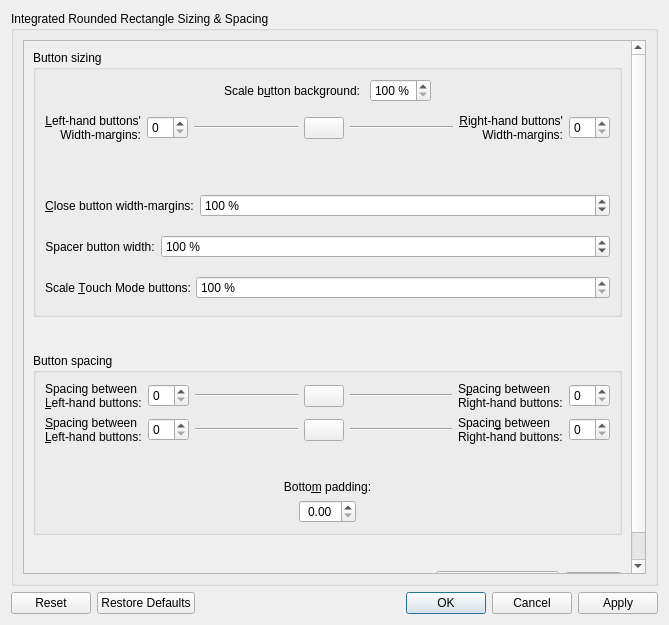
Qt form kdecoration/config/ui/buttonsizing.ui (paulmcauley/klassy) before a commit.
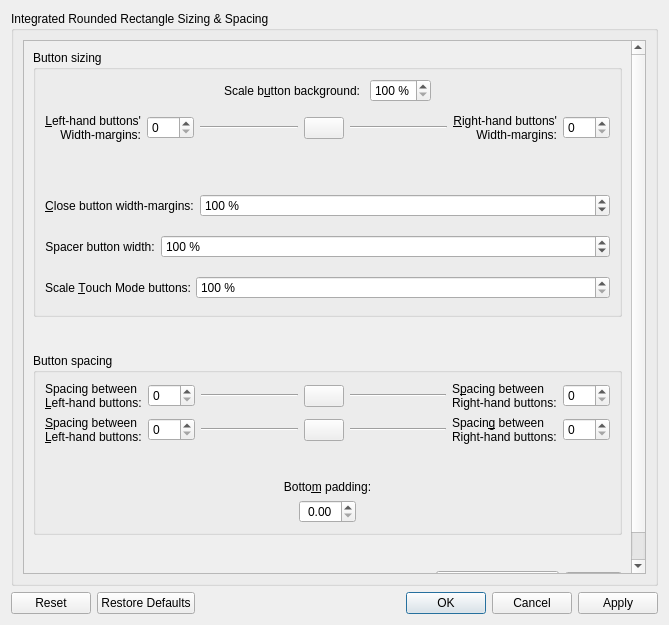
The same form after that commit.

Diff of the .ui file:
```diff
--- a/kdecoration/config/ui/buttonsizing.ui
+++ b/kdecoration/config/ui/buttonsizing.ui
@@ -177,7 +177,7 @@
                <item row="1" column="1">
                 <widget class="QSpinBox" name="fullHeightButtonWidthMarginLeft">
                  <property name="maximum">
-                  <number>50</number>
+                  <number>100</number>
                  </property>
                 </widget>
                </item>
@@ -227,7 +227,7 @@
                <item row="1" column="8">
                 <widget class="QSpinBox" name="fullHeightButtonWidthMarginRight">
                  <property name="maximum">
-                  <number>50</number>
+                  <number>100</number>
                  </property>
                 </widget>
                </item>
@@ -593,14 +593,14 @@
                <item row="3" column="8">
                 <widget class="QSpinBox" name="fullHeightButtonSpacingRight">
                  <property name="maximum">
-                  <number>50</number>
+                  <number>100</number>
                  </property>
                 </widget>
                </item>
                <item row="3" column="1">
                 <widget class="QSpinBox" name="fullHeightButtonSpacingLeft">
                  <property name="maximum">
-                  <number>50</number>
+                  <number>100</number>
                  </property>
                 </widget>
                </item>
@@ -653,7 +653,7 @@
                   <string/>
                  </property>
                  <property name="maximum">
-                  <number>50</number>
+                  <number>100</number>
                  </property>
                 </widget>
                </item>
@@ -702,7 +702,7 @@
                   <string/>
                  </property>
                  <property name="maximum">
-                  <number>50</number>
+                  <number>100</number>
                  </property>
                 </widget>
                </item>
```
Left out of the diff: 2 changed lines with no effect on the pictures.
